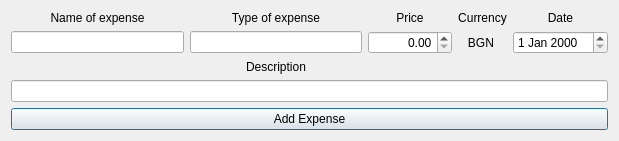
Above: NETB380_ExpenseManager/ep_add_expense.ui from satanasov/NETB380 before the change. Below: the same form after it.
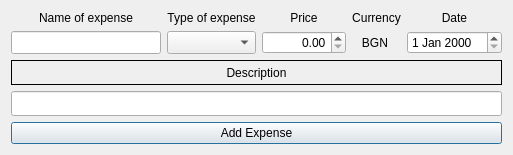
That is the form after the change. Icons and pictures are not drawn.

Commit message: Add_expense: Added combobox for selecting expense type | Optimization in process report function.

```diff
--- a/NETB380_ExpenseManager/ep_add_expense.ui
+++ b/NETB380_ExpenseManager/ep_add_expense.ui
@@ -6,10 +6,16 @@
    <rect>
     <x>0</x>
     <y>0</y>
-    <width>619</width>
-    <height>132</height>
+    <width>485</width>
+    <height>153</height>
    </rect>
   </property>
+  <property name="sizePolicy">
+   <sizepolicy hsizetype="Preferred" vsizetype="Preferred">
+    <horstretch>0</horstretch>
+    <verstretch>0</verstretch>
+   </sizepolicy>
+  </property>
   <property name="windowTitle">
    <string>Add Expense</string>
   </property>
@@ -21,32 +27,52 @@
    <locale language="C" country="AnyCountry"/>
   </property>
   <layout class="QGridLayout" name="gridLayout">
-   <item row="4" column="0" colspan="5">
-    <widget class="QPushButton" name="pushButtonExpenseAdd">
+   <item row="0" column="3">
+    <widget class="QLabel" name="labelCurrencyExpense">
      <property name="text">
-      <string>Add Expense</string>
+      <string>Currency</string>
      </property>
-     <property name="checkable">
-      <bool>false</bool>
+     <property name="alignment">
+      <set>Qt::AlignCenter</set>
      </property>
     </widget>
    </item>
-   <item row="1" column="0">
-    <widget class="QLineEdit" name="lineEditNameExpense"/>
+   <item row="0" column="1">
+    <widget class="QLabel" name="labelTypeExpense">
+     <property name="text">
+      <string>Type of expense</string>
+     </property>
+     <property name="alignment">
+      <set>Qt::AlignCenter</set>
+     </property>
+    </widget>
    </item>
-   <item row="1" column="4">
-    <widget class="QDateEdit" name="dateEditDateExpense"/>
-   </item>
-   <item row="0" column="0">
-    <widget class="QLabel" name="labelNameExpense">
+   <item row="0" column="4">
+    <widget class="QLabel" name="labelDateExpense">
      <property name="text">
-      <string>Name of expense</string>
+      <string>Date</string>
      </property>
      <property name="alignment">
       <set>Qt::AlignCenter</set>
      </property>
     </widget>
    </item>
+   <item row="1" column="1">
+    <widget class="QComboBox" name="comboBox">
+     <property name="sizePolicy">
+      <sizepolicy hsizetype="MinimumExpanding" vsizetype="Preferred">
+       <horstretch>0</horstretch>
+       <verstretch>0</verstretch>
+      </sizepolicy>
+     </property>
+     <property name="minimumSize">
+      <size>
+       <width>25</width>
+       <height>0</height>
+      </size>
+     </property>
+    </widget>
+   </item>
    <item row="1" column="2">
     <widget class="QDoubleSpinBox" name="doubleSpinBoxPriceExpense">
      <property name="alignment">
@@ -57,13 +83,35 @@
      </property>
     </widget>
    </item>
-   <item row="0" column="1">
-    <widget class="QLabel" name="labelTypeExpense">
-     <property name="text">
-      <string>Type of expense</string>
+   <item row="1" column="0">
+    <widget class="QLineEdit" name="lineEditNameExpense">
+     <property name="sizePolicy">
+      <sizepolicy hsizetype="MinimumExpanding" vsizetype="Preferred">
+       <horstretch>1</horstretch>
+       <verstretch>0</verstretch>
+      </sizepolicy>
      </property>
-     <property name="alignment">
-      <set>Qt::AlignCenter</set>
+     <property name="minimumSize">
+      <size>
+       <width>150</width>
+       <height>0</height>
+      </size>
+     </property>
+    </widget>
+   </item>
+   <item row="4" column="0" colspan="5">
+    <widget class="QLineEdit" name="lineEditDescription">
+     <property name="sizePolicy">
+      <sizepolicy hsizetype="Expanding" vsizetype="MinimumExpanding">
+       <horstretch>0</horstretch>
+       <verstretch>0</verstretch>
+      </sizepolicy>
+     </property>
+     <property name="minimumSize">
+      <size>
+       <width>0</width>
+       <height>25</height>
+      </size>
      </property>
     </widget>
    </item>
@@ -77,29 +125,29 @@
      </property>
     </widget>
    </item>
-   <item row="0" column="4">
-    <widget class="QLabel" name="labelDateExpense">
+   <item row="0" column="0">
+    <widget class="QLabel" name="labelNameExpense">
      <property name="text">
-      <string>Date</string>
+      <string>Name of expense</string>
      </property>
      <property name="alignment">
       <set>Qt::AlignCenter</set>
      </property>
     </widget>
    </item>
-   <item row="0" column="3">
-    <widget class="QLabel" name="labelCurrencyExpense">
+   <item row="1" column="4">
+    <widget class="QDateEdit" name="dateEditDateExpense"/>
+   </item>
+   <item row="5" column="0" colspan="5">
+    <widget class="QPushButton" name="pushButtonExpenseAdd">
      <property name="text">
-      <string>Currency</string>
+      <string>Add Expense</string>
      </property>
-     <property name="alignment">
-      <set>Qt::AlignCenter</set>
+     <property name="checkable">
+      <bool>false</bool>
      </property>
     </widget>
    </item>
-   <item row="1" column="1">
-    <widget class="QLineEdit" name="lineEditTypeExpense"/>
-   </item>
    <item row="1" column="3">
     <widget class="QLabel" name="label">
      <property name="text">
@@ -107,8 +155,29 @@
      </property>
     </widget>
    </item>
-   <item row="2" column="1">
+   <item row="3" column="0" colspan="5">
     <widget class="QLabel" name="label_2">
+     <property name="sizePolicy">
+      <sizepolicy hsizetype="Preferred" vsizetype="Preferred">
+       <horstretch>0</horstretch>
+       <verstretch>0</verstretch>
+      </sizepolicy>
+     </property>
+     <property name="minimumSize">
+      <size>
+       <width>0</width>
+       <height>25</height>
+      </size>
+     </property>
+     <property name="frameShape">
+      <enum>QFrame::Box</enum>
+     </property>
+     <property name="frameShadow">
+      <enum>QFrame::Plain</enum>
+     </property>
+     <property name="lineWidth">
+      <number>1</number>
+     </property>
      <property name="text">
       <string>Description</string>
      </property>
@@ -117,9 +186,6 @@
      </property>
     </widget>
    </item>
-   <item row="3" column="0" colspan="5">
-    <widget class="QLineEdit" name="lineEditDescription"/>
-   </item>
   </layout>
  </widget>
  <resources>
```
The commit also changes 10 other files.
